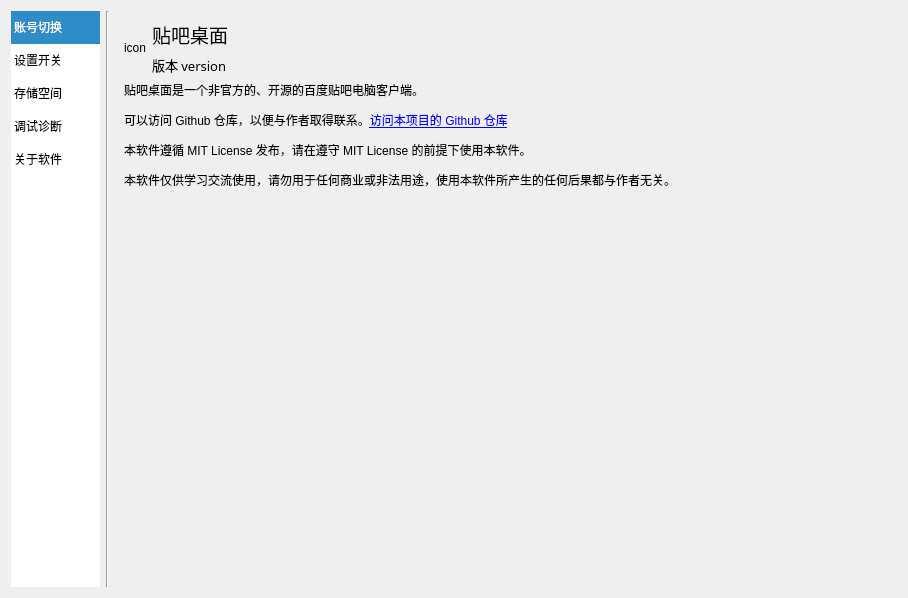
clb-128258/TiebaDesktop, file src/resf/settings.ui: the form before one commit.
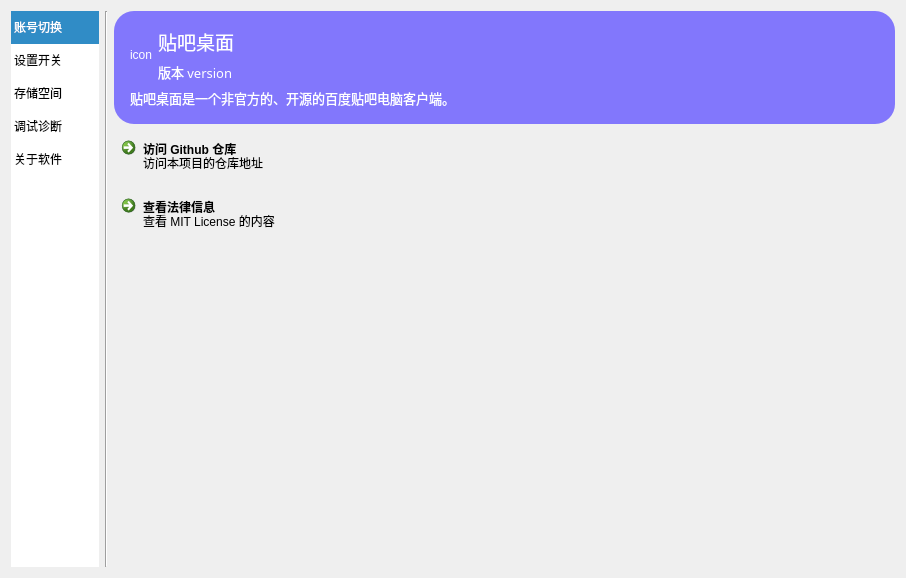
The form after the commit. The open tabs and pages were chosen to show the change.

Commit message: refactor: 关于软件界面

```diff
--- a/src/resf/settings.ui
+++ b/src/resf/settings.ui
@@ -6,8 +6,8 @@
    <rect>
     <x>0</x>
     <y>0</y>
-    <width>908</width>
-    <height>598</height>
+    <width>906</width>
+    <height>578</height>
    </rect>
   </property>
   <property name="windowTitle">
@@ -2297,39 +2297,56 @@
       </layout>
      </widget>
      <widget class="QWidget" name="page_3">
-      <layout class="QGridLayout" name="gridLayout_5" rowstretch="0,1">
-       <item row="1" column="0">
-        <layout class="QGridLayout" name="gridLayout_8">
+      <layout class="QGridLayout" name="gridLayout_23">
          <property name="leftMargin">
           <number>0</number>
          </property>
          <property name="topMargin">
           <number>0</number>
          </property>
+       <property name="rightMargin">
+        <number>0</number>
+       </property>
+       <property name="bottomMargin">
+        <number>0</number>
+       </property>
          <item row="0" column="0">
-          <widget class="QLabel" name="label_15">
+        <widget class="QFrame" name="frame">
+         <property name="styleSheet">
+          <string notr="true">QFrame#frame{
+	background-color: rgba(99, 85, 255, 200);
+	border-radius: 20px;
+}
+QLabel{
+	color: white;
+}</string>
+         </property>
+         <layout class="QGridLayout" name="gridLayout_5">
+          <property name="leftMargin">
+           <number>16</number>
+          </property>
+          <property name="topMargin">
+           <number>16</number>
+          </property>
+          <property name="rightMargin">
+           <number>16</number>
+          </property>
+          <property name="bottomMargin">
+           <number>16</number>
+          </property>
+          <item row="0" column="0">
+           <layout class="QGridLayout" name="gridLayout_4" columnstretch="0,0,1">
+            <item row="0" column="0" rowspan="2">
+             <widget class="QLabel" name="label_6">
            <property name="text">
-            <string>&lt;html&gt;&lt;head/&gt;&lt;body&gt;&lt;p&gt;贴吧桌面是一个非官方的、开源的百度贴吧电脑客户端。&lt;/p&gt;&lt;p&gt;可以访问 Github 仓库，以便与作者取得联系。&lt;a href=&quot;https://github.com/clb-128258/TiebaDesktop&quot;&gt;&lt;span style=&quot; text-decoration: underline; color:#0000ff;&quot;&gt;访问本项目的 Github 仓库&lt;/span&gt;&lt;/a&gt;&lt;/p&gt;&lt;p&gt;本软件遵循 MIT License 发布，请在遵守 MIT License 的前提下使用本软件。&lt;/p&gt;&lt;p&gt;本软件仅供学习交流使用，请勿用于任何商业或非法用途，使用本软件所产生的任何后果都与作者无关。&lt;/p&gt;&lt;/body&gt;&lt;/html&gt;</string>
+               <string>icon</string>
            </property>
            <property name="alignment">
-            <set>Qt::AlignLeading|Qt::AlignLeft|Qt::AlignTop</set>
-           </property>
-           <property name="wordWrap">
-            <bool>true</bool>
-           </property>
-           <property name="openExternalLinks">
-            <bool>true</bool>
-           </property>
-           <property name="textInteractionFlags">
-            <set>Qt::TextBrowserInteraction</set>
+               <set>Qt::AlignCenter</set>
            </property>
           </widget>
          </item>
-        </layout>
-       </item>
-       <item row="0" column="0">
-        <layout class="QGridLayout" name="gridLayout_4" columnstretch="0,1">
-         <item row="0" column="1">
+            <item row="0" column="1" colspan="2">
           <widget class="QLabel" name="label_7">
            <property name="font">
             <font>
@@ -2342,7 +2359,7 @@
            </property>
           </widget>
          </item>
-         <item row="1" column="1">
+            <item row="1" column="1" colspan="2">
           <widget class="QLabel" name="label_8">
            <property name="font">
             <font>
@@ -2355,15 +2372,75 @@
            </property>
           </widget>
          </item>
-         <item row="0" column="0" rowspan="2">
-          <widget class="QLabel" name="label_6">
+           </layout>
+          </item>
+          <item row="1" column="0">
+           <widget class="QLabel" name="label_15">
+            <property name="font">
+             <font>
+              <pointsize>10</pointsize>
+             </font>
+            </property>
            <property name="text">
-            <string>icon</string>
+             <string>贴吧桌面是一个非官方的、开源的百度贴吧电脑客户端。</string>
            </property>
            <property name="alignment">
-            <set>Qt::AlignCenter</set>
-           </property>
-          </widget>
+             <set>Qt::AlignLeading|Qt::AlignLeft|Qt::AlignTop</set>
+            </property>
+            <property name="wordWrap">
+             <bool>true</bool>
+            </property>
+            <property name="openExternalLinks">
+             <bool>true</bool>
+            </property>
+            <property name="textInteractionFlags">
+             <set>Qt::NoTextInteraction</set>
+            </property>
+           </widget>
+          </item>
+         </layout>
+        </widget>
+       </item>
+       <item row="1" column="0">
+        <layout class="QGridLayout" name="gridLayout_8" rowstretch="0,0,0,0">
+         <property name="leftMargin">
+          <number>0</number>
+         </property>
+         <property name="topMargin">
+          <number>0</number>
+         </property>
+         <item row="2" column="0">
+          <widget class="QCommandLinkButton" name="commandLinkButton_2">
+           <property name="text">
+            <string>查看法律信息</string>
+           </property>
+           <property name="description">
+            <string>查看 MIT License 的内容</string>
+           </property>
+          </widget>
+         </item>
+         <item row="1" column="0">
+          <widget class="QCommandLinkButton" name="commandLinkButton">
+           <property name="text">
+            <string>访问 Github 仓库</string>
+           </property>
+           <property name="description">
+            <string>访问本项目的仓库地址</string>
+           </property>
+          </widget>
+         </item>
+         <item row="3" column="0">
+          <spacer name="verticalSpacer_4">
+           <property name="orientation">
+            <enum>Qt::Vertical</enum>
+           </property>
+           <property name="sizeHint" stdset="0">
+            <size>
+             <width>20</width>
+             <height>0</height>
+            </size>
+           </property>
+          </spacer>
          </item>
         </layout>
        </item>
```
Left out of the diff: 16 changed lines with no effect on the pictures. Lines whose indentation alone changed are shown as unchanged. The commit also changes 2 other files.
